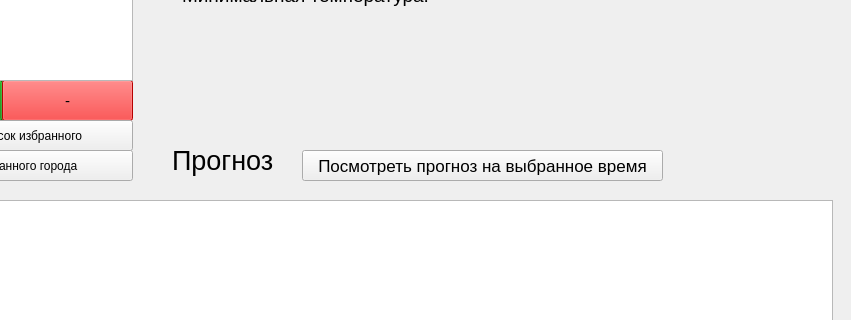
The window that mainwindow.ui (Otruvin/Curs-work) describes before a commit, drawn with Qt 5; both pictures show x 148 to 999 and y 397 to 717 of the 999 by 992 pixel window.
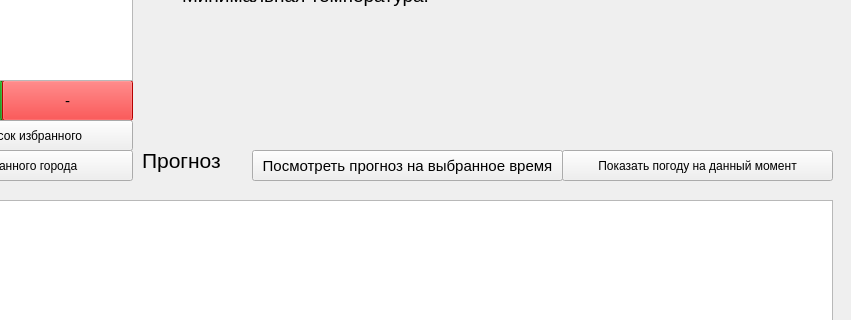
The same window after the commit. Icons and pictures are not drawn.

Patch:
```diff
--- a/mainwindow.ui
+++ b/mainwindow.ui
@@ -276,15 +276,15 @@
    <widget class="QPushButton" name="viewForecast">
     <property name="geometry">
      <rect>
-      <x>450</x>
+      <x>400</x>
       <y>530</y>
-      <width>361</width>
+      <width>311</width>
       <height>31</height>
      </rect>
     </property>
     <property name="font">
      <font>
-      <pointsize>13</pointsize>
+      <pointsize>11</pointsize>
      </font>
     </property>
     <property name="text">
@@ -435,7 +435,7 @@
    <widget class="QLabel" name="label_8">
     <property name="geometry">
      <rect>
-      <x>320</x>
+      <x>290</x>
       <y>520</y>
       <width>161</width>
       <height>41</height>
@@ -443,13 +443,26 @@
     </property>
     <property name="font">
      <font>
-      <pointsize>20</pointsize>
+      <pointsize>16</pointsize>
      </font>
     </property>
     <property name="text">
      <string>Прогноз</string>
     </property>
    </widget>
+   <widget class="QPushButton" name="realTimeWeatherShow">
+    <property name="geometry">
+     <rect>
+      <x>710</x>
+      <y>530</y>
+      <width>271</width>
+      <height>31</height>
+     </rect>
+    </property>
+    <property name="text">
+     <string>Показать погоду на данный момент</string>
+    </property>
+   </widget>
   </widget>
   <widget class="QMenuBar" name="menuBar">
    <property name="geometry">
```
